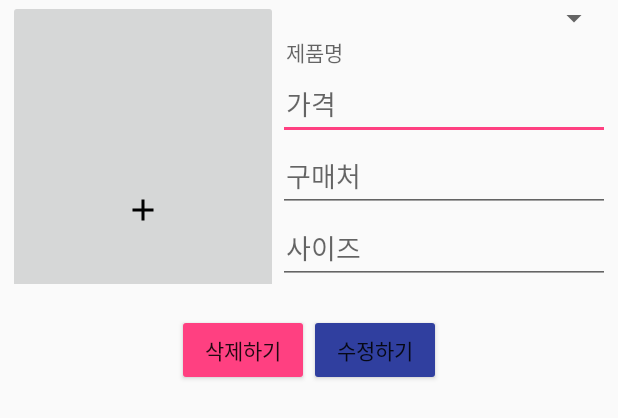
After one commit to Realcheese94/StyleStockProjects, an Android app: the layout activity_view_item.xml on its own in the app's theme, with its tools: preview values and no code run, on a phone screen of 412 x 824 dp. The commit adds this screen. Shown: the top 418 px of the screen. Run offline under Robolectric (Android 15) with nearby library versions, the phone set to English and light mode, and no system bars.

Commit message:
My page까지 완료

```diff
--- a/app/src/main/java/com/example/sj/stylestockprojects/Closet_framework.java
+++ b/app/src/main/java/com/example/sj/stylestockprojects/Closet_framework.java
@@ -215,6 +215,8 @@ public class Closet_framework extends Fragment {
                         bundle.clear();
 
                         Intent intent = new Intent(getActivity(),ViewItem.class);
+                        bundle.putString("username",username);
+                        bundle.putString("catagory",catagory);
                         bundle.putString("brand",Products.get(pos).product_brand);
                         bundle.putString("price",Products.get(pos).product_price);
                         bundle.putString("name",Products.get(pos).product_name);
--- a/app/src/main/java/com/example/sj/stylestockprojects/Firebase/PersonUpload.java
+++ b/app/src/main/java/com/example/sj/stylestockprojects/Firebase/PersonUpload.java
@@ -12,8 +12,8 @@ import java.util.ArrayList;
 
 public class PersonUpload {
     private String path;
-    private com.google.firebase.database.FirebaseDatabase firebaseDatabase;
-    private DatabaseReference databaseReference;
+    public com.google.firebase.database.FirebaseDatabase firebaseDatabase;
+    public DatabaseReference databaseReference;
     private UserDTO userDTO;
     private  String username;
     private ArrayList<String> userinfo;
@@ -23,7 +23,9 @@ public class PersonUpload {
         firebaseDatabase = com.google.firebase.database.FirebaseDatabase.getInstance();
         databaseReference = firebaseDatabase.getReference();
         databaseReference.child(username+"/"+path+"/").setValue(userDTO);
+
     }
+
 
     public String getPath() {
         return path;
--- /dev/null
+++ b/app/src/main/res/layout/activity_view_item.xml
@@ -0,0 +1,147 @@
+<?xml version="1.0" encoding="UTF-8"?>
+<RelativeLayout xmlns:android="http://schemas.android.com/apk/res/android"
+    xmlns:app="http://schemas.android.com/apk/res-auto"
+    android:layout_width="match_parent"
+    android:layout_height="match_parent"
+    android:layout_gravity="center">
+
+    <LinearLayout
+        android:layout_width="match_parent"
+        android:layout_height="400dp"
+        android:layout_marginLeft="5dp"
+        android:layout_marginRight="5dp"
+        android:orientation="vertical"
+        android:overScrollMode="always">
+
+        <LinearLayout
+            android:layout_width="match_parent"
+            android:layout_height="wrap_content"
+            android:layout_marginBottom="20dp"
+            android:orientation="horizontal">
+
+            <LinearLayout
+                android:layout_width="wrap_content"
+                android:layout_height="match_parent"
+                android:orientation="vertical">
+
+                <ImageButton
+                    android:id="@+id/itemImage"
+                    android:layout_width="180dp"
+                    android:layout_height="280dp"
+                    android:contentDescription="@string/app_name"
+                    android:src="@drawable/ic_add_black_24dp" />
+
+
+            </LinearLayout>
+
+            <LinearLayout
+                android:layout_width="match_parent"
+                android:layout_height="wrap_content"
+                android:orientation="vertical"
+                android:overScrollMode="always">
+
+                <android.support.v7.widget.AppCompatImageView
+                    android:layout_width="match_parent"
+                    android:layout_height="wrap_content" />
+                <Spinner
+                    android:id="@+id/catagoryspinner"
+                    android:layout_width="match_parent"
+                    android:layout_height="wrap_content"
+                    >
+
+                </Spinner>
+
+                <TextView
+                    android:id="@+id/itemname"
+                    android:layout_width="match_parent"
+                    android:layout_height="wrap_content"
+                    android:hint="제품명"
+                    android:inputType="text"
+                    android:paddingLeft="5dp"
+                    android:paddingRight="5dp"
+                    android:singleLine="true"
+                    android:textColor="@android:color/darker_gray" />
+
+
+                <android.support.v7.widget.AppCompatImageView
+                    android:layout_width="match_parent"
+                    android:layout_height="wrap_content" />
+
+                <EditText
+                    android:id="@+id/itemprice"
+                    android:layout_width="match_parent"
+                    android:layout_height="wrap_content"
+                    android:hint="가격"
+                    android:inputType="text"
+                    android:paddingLeft="5dp"
+                    android:paddingRight="5dp"
+                    android:singleLine="true"
+                    android:textColor="@android:color/darker_gray" />
+
+                <android.support.v7.widget.AppCompatImageView
+                    android:layout_width="match_parent"
+                    android:layout_height="wrap_content" />
+
+                <EditText
+                    android:id="@+id/itemseller"
+                    android:layout_width="match_parent"
+                    android:layout_height="wrap_content"
+                    android:hint="구매처"
+                    android:inputType="text"
+                    android:paddingLeft="5dp"
+                    android:paddingRight="5dp"
+                    android:singleLine="true"
+                    android:textColor="@android:color/darker_gray" />
+
+                <android.support.v7.widget.AppCompatImageView
+                    android:layout_width="match_parent"
+                    android:layout_height="wrap_content" />
+
+                <EditText
+                    android:id="@+id/itemsize"
+                    android:layout_width="match_parent"
+                    android:layout_height="wrap_content"
+                    android:hint="사이즈"
+                    android:inputType="text"
+                    android:paddingLeft="5dp"
+                    android:paddingRight="5dp"
+                    android:singleLine="true"
+                    android:textColor="@android:color/darker_gray" />
+
+
+            </LinearLayout>
+
+        </LinearLayout>
+
+        <LinearLayout
+            android:layout_width="match_parent"
+            android:layout_height="wrap_content"
+            android:gravity="center"
+            android:orientation="horizontal">
+
+            <Button
+                android:id="@+id/deleteButton"
+                android:layout_width="wrap_content"
+                android:layout_height="wrap_content"
+                android:layout_alignParentLeft="true"
+                android:layout_alignParentStart="true"
+                android:layout_gravity="center"
+                android:backgroundTint="@color/colorAccent"
+                android:text="삭제하기" />
+
+            <Button
+                android:id="@+id/updateButton"
+                android:layout_width="wrap_content"
+                android:layout_height="wrap_content"
+                android:layout_alignParentLeft="true"
+                android:layout_alignParentStart="true"
+                android:layout_gravity="center"
+                android:backgroundTint="@color/colorPrimaryDark"
+                android:text="수정하기" />
+        </LinearLayout>
+
+
+
+
+    </LinearLayout>
+</RelativeLayout>
```
Also changed, not shown: app/src/main/java/com/example/sj/stylestockprojects/Mypage_framework.java (+42 -5 lines), app/src/main/java/com/example/sj/stylestockprojects/Userinfo/UserDTO.java (+5 -4 lines), app/src/main/java/com/example/sj/stylestockprojects/Userinformation.java (+43 -0 lines), app/src/main/java/com/example/sj/stylestockprojects/ViewItem.java (+111 -5 lines), app/src/main/res/layout/diary_layout.xml (+32 -29 lines).
